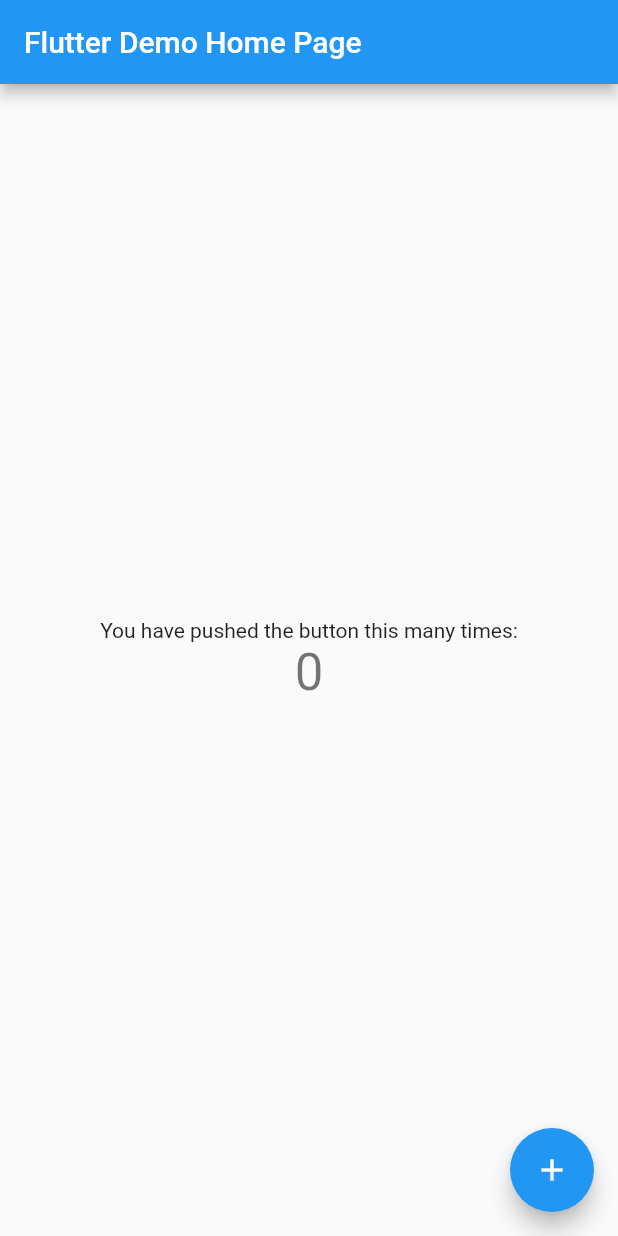
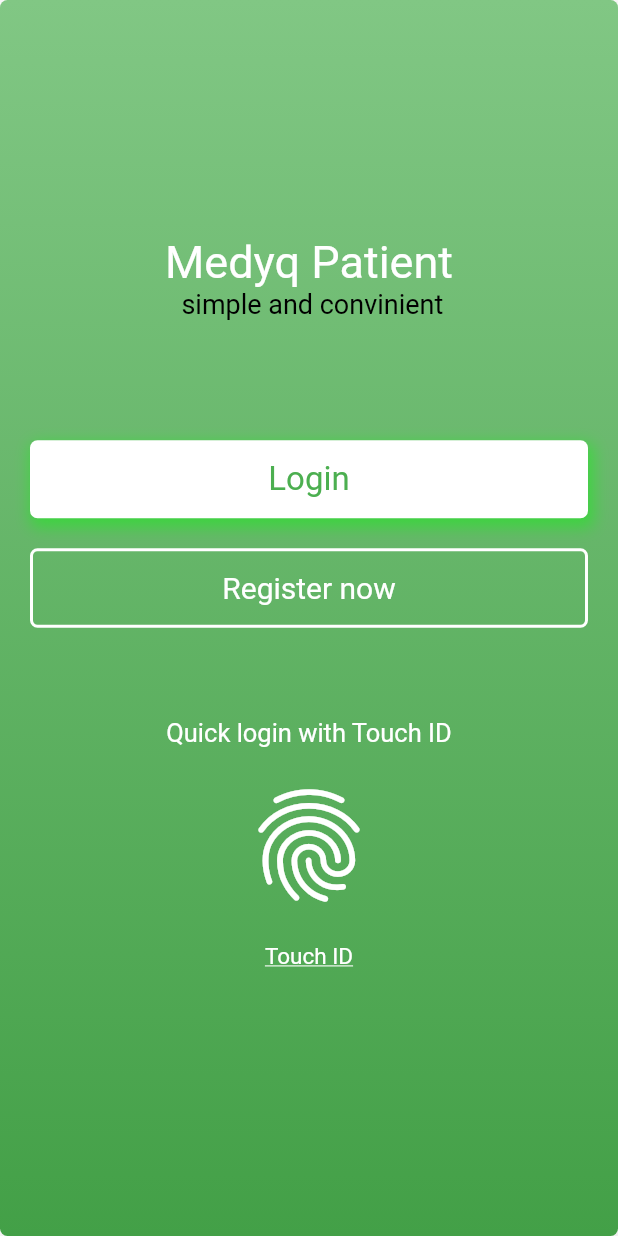
Before and after one commit to KenMusembi/MedyqPatient, a Flutter app: the screen it shows after launch, on a phone screen of 412 x 824 dp. Run offline on Flutter 3.47's test engine with Material 2 defaults, Android fonts, the phone set to English and light mode, and no system bars.

Commit message:
initial login page design

```diff
--- a/lib/main.dart
+++ b/lib/main.dart
@@ -1,4 +1,5 @@
 import 'package:flutter/material.dart';
+import 'package:medyq_patient/screens/wrapper.dart';
 
 void main() {
   runApp(MyApp());
@@ -9,109 +10,7 @@ class MyApp extends StatelessWidget {
   @override
   Widget build(BuildContext context) {
     return MaterialApp(
-      title: 'Flutter Demo',
-      theme: ThemeData(
-        // This is the theme of your application.
-        //
-        // Try running your application with "flutter run". You'll see the
-        // application has a blue toolbar. Then, without quitting the app, try
-        // changing the primarySwatch below to Colors.green and then invoke
-        // "hot reload" (press "r" in the console where you ran "flutter run",
-        // or simply save your changes to "hot reload" in a Flutter IDE).
-        // Notice that the counter didn't reset back to zero; the application
-        // is not restarted.
-        primarySwatch: Colors.blue,
-        // This makes the visual density adapt to the platform that you run
-        // the app on. For desktop platforms, the controls will be smaller and
-        // closer together (more dense) than on mobile platforms.
-        visualDensity: VisualDensity.adaptivePlatformDensity,
-      ),
-      home: MyHomePage(title: 'Flutter Demo Home Page'),
+      home: Wrapper(),
     );
   }
 }
-
-class MyHomePage extends StatefulWidget {
-  MyHomePage({Key key, this.title}) : super(key: key);
-
-  // This widget is the home page of your application. It is stateful, meaning
-  // that it has a State object (defined below) that contains fields that affect
-  // how it looks.
-
-  // This class is the configuration for the state. It holds the values (in this
-  // case the title) provided by the parent (in this case the App widget) and
-  // used by the build method of the State. Fields in a Widget subclass are
-  // always marked "final".
-
-  final String title;
-
-  @override
-  _MyHomePageState createState() => _MyHomePageState();
-}
-
-class _MyHomePageState extends State<MyHomePage> {
-  int _counter = 0;
-
-  void _incrementCounter() {
-    setState(() {
-      // This call to setState tells the Flutter framework that something has
-      // changed in this State, which causes it to rerun the build method below
-      // so that the display can reflect the updated values. If we changed
-      // _counter without calling setState(), then the build method would not be
-      // called again, and so nothing would appear to happen.
-      _counter++;
-    });
-  }
-
-  @override
-  Widget build(BuildContext context) {
-    // This method is rerun every time setState is called, for instance as done
-    // by the _incrementCounter method above.
-    //
-    // The Flutter framework has been optimized to make rerunning build methods
-    // fast, so that you can just rebuild anything that needs updating rather
-    // than having to individually change instances of widgets.
-    return Scaffold(
-      appBar: AppBar(
-        // Here we take the value from the MyHomePage object that was created by
-        // the App.build method, and use it to set our appbar title.
-        title: Text(widget.title),
-      ),
-      body: Center(
-        // Center is a layout widget. It takes a single child and positions it
-        // in the middle of the parent.
-        child: Column(
-          // Column is also a layout widget. It takes a list of children and
-          // arranges them vertically. By default, it sizes itself to fit its
-          // children horizontally, and tries to be as tall as its parent.
-          //
-          // Invoke "debug painting" (press "p" in the console, choose the
-          // "Toggle Debug Paint" action from the Flutter Inspector in Android
-          // Studio, or the "Toggle Debug Paint" command in Visual Studio Code)
-          // to see the wireframe for each widget.
-          //
-          // Column has various properties to control how it sizes itself and
-          // how it positions its children. Here we use mainAxisAlignment to
-          // center the children vertically; the main axis here is the vertical
-          // axis because Columns are vertical (the cross axis would be
-          // horizontal).
-          mainAxisAlignment: MainAxisAlignment.center,
-          children: <Widget>[
-            Text(
-              'You have pushed the button this many times:',
-            ),
-            Text(
-              '$_counter',
-              style: Theme.of(context).textTheme.headline4,
-            ),
-          ],
-        ),
-      ),
-      floatingActionButton: FloatingActionButton(
-        onPressed: _incrementCounter,
-        tooltip: 'Increment',
-        child: Icon(Icons.add),
-      ), // This trailing comma makes auto-formatting nicer for build methods.
-    );
-  }
-}
--- /dev/null
+++ b/lib/screens/authenticate/welcome_page.dart
@@ -0,0 +1,159 @@
+import 'package:flutter/material.dart';
+import 'package:medyq_patient/screens/authenticate/login.dart';
+//import 'package:google_fonts/google_fonts.dart';
+
+class WelcomePage extends StatefulWidget {
+  WelcomePage({Key key, this.title}) : super(key: key);
+
+  final String title;
+
+  @override
+  _WelcomePageState createState() => _WelcomePageState();
+}
+
+class _WelcomePageState extends State<WelcomePage> {
+  Widget _submitButton() {
+    return InkWell(
+      onTap: () {
+        Navigator.push(
+            context, MaterialPageRoute(builder: (context) => Login()));
+      },
+      child: Container(
+        width: MediaQuery.of(context).size.width,
+        padding: EdgeInsets.symmetric(vertical: 13),
+        alignment: Alignment.center,
+        decoration: BoxDecoration(
+            borderRadius: BorderRadius.all(Radius.circular(5)),
+            boxShadow: <BoxShadow>[
+              BoxShadow(
+                  color: Color(0x0000ff00).withAlpha(100),
+                  offset: Offset(2, 4),
+                  blurRadius: 8,
+                  spreadRadius: 2)
+            ],
+            color: Colors.white),
+        child: Text(
+          'Login',
+          style: TextStyle(fontSize: 22, color: Colors.green[500]),
+        ),
+      ),
+    );
+  }
+
+  Widget _signUpButton() {
+    return InkWell(
+      onTap: () {
+        Navigator.push(
+            context, MaterialPageRoute(builder: (context) => Login()));
+      },
+      child: Container(
+        width: MediaQuery.of(context).size.width,
+        padding: EdgeInsets.symmetric(vertical: 13),
+        alignment: Alignment.center,
+        decoration: BoxDecoration(
+          borderRadius: BorderRadius.all(Radius.circular(5)),
+          border: Border.all(color: Colors.white, width: 2),
+        ),
+        child: Text(
+          'Register now',
+          style: TextStyle(fontSize: 20, color: Colors.white),
+        ),
+      ),
+    );
+  }
+
+  Widget _label() {
+    return Container(
+        margin: EdgeInsets.only(top: 40, bottom: 20),
+        child: Column(
+          children: <Widget>[
+            Text(
+              'Quick login with Touch ID',
+              style: TextStyle(color: Colors.white, fontSize: 17),
+            ),
+            SizedBox(
+              height: 20,
+            ),
+            Icon(Icons.fingerprint, size: 90, color: Colors.white),
+            SizedBox(
+              height: 20,
+            ),
+            Text(
+              'Touch ID',
+              style: TextStyle(
+                color: Colors.white,
+                fontSize: 15,
+                decoration: TextDecoration.underline,
+              ),
+            ),
+          ],
+        ));
+  }
+
+  Widget _title() {
+    return RichText(
+      textAlign: TextAlign.center,
+      text: TextSpan(text: '',
+          /*    style: GoogleFonts.portLligatSans(
+            textStyle: Theme.of(context).textTheme.display1,
+            fontSize: 30,
+            fontWeight: FontWeight.w700,
+            color: Colors.white,
+          ),*/
+          children: [
+            TextSpan(
+              text: 'Medyq Patient',
+              style: TextStyle(color: Colors.white, fontSize: 30),
+            ),
+            TextSpan(
+              text: '\n simple and convinient',
+              style: TextStyle(color: Colors.black, fontSize: 18),
+            ),
+          ]),
+    );
+  }
+
+  @override
+  Widget build(BuildContext context) {
+    return Scaffold(
+      body: SingleChildScrollView(
+        child: Container(
+          padding: EdgeInsets.symmetric(horizontal: 20),
+          height: MediaQuery.of(context).size.height,
+          decoration: BoxDecoration(
+              borderRadius: BorderRadius.all(Radius.circular(5)),
+              boxShadow: <BoxShadow>[
+                BoxShadow(
+                    color: Colors.grey.shade200,
+                    offset: Offset(2, 4),
+                    blurRadius: 5,
+                    spreadRadius: 2)
+              ],
+              gradient: LinearGradient(
+                  begin: Alignment.topCenter,
+                  end: Alignment.bottomCenter,
+                  colors: [Colors.green[300], Colors.green[600]])),
+          child: Column(
+            crossAxisAlignment: CrossAxisAlignment.center,
+            mainAxisAlignment: MainAxisAlignment.center,
+            children: <Widget>[
+              _title(),
+              SizedBox(
+                height: 80,
+              ),
+              _submitButton(),
+              SizedBox(
+                height: 20,
+              ),
+              _signUpButton(),
+              SizedBox(
+                height: 20,
+              ),
+              _label()
+            ],
+          ),
+        ),
+      ),
+    );
+  }
+}
--- /dev/null
+++ b/lib/screens/wrapper.dart
@@ -0,0 +1,9 @@
+import 'package:flutter/material.dart';
+import 'package:medyq_patient/screens/authenticate/welcome_page.dart';
+
+class Wrapper extends StatelessWidget {
+  @override
+  Widget build(BuildContext context) {
+    return WelcomePage();
+  }
+}
```
Also changed, not shown: lib/Widget/bezierContainer.dart (added, +29 -0 lines), lib/Widget/customClipper.dart (added, +49 -0 lines), lib/screens/authenticate/login.dart (added, +254 -0 lines), 2 other files.
